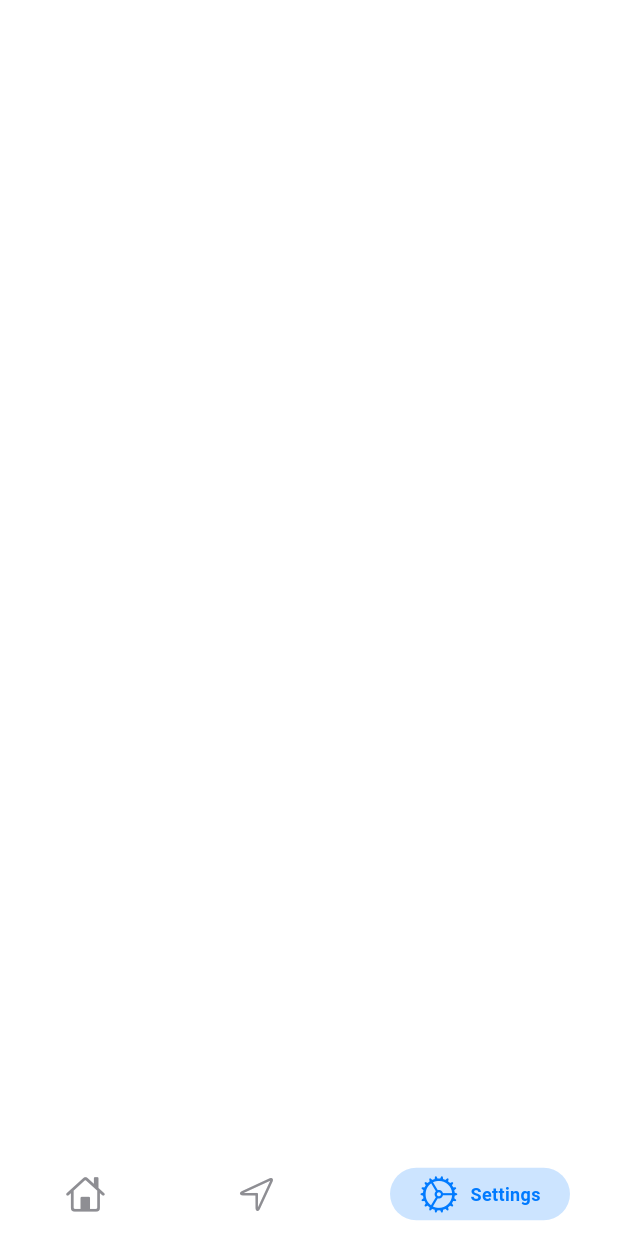
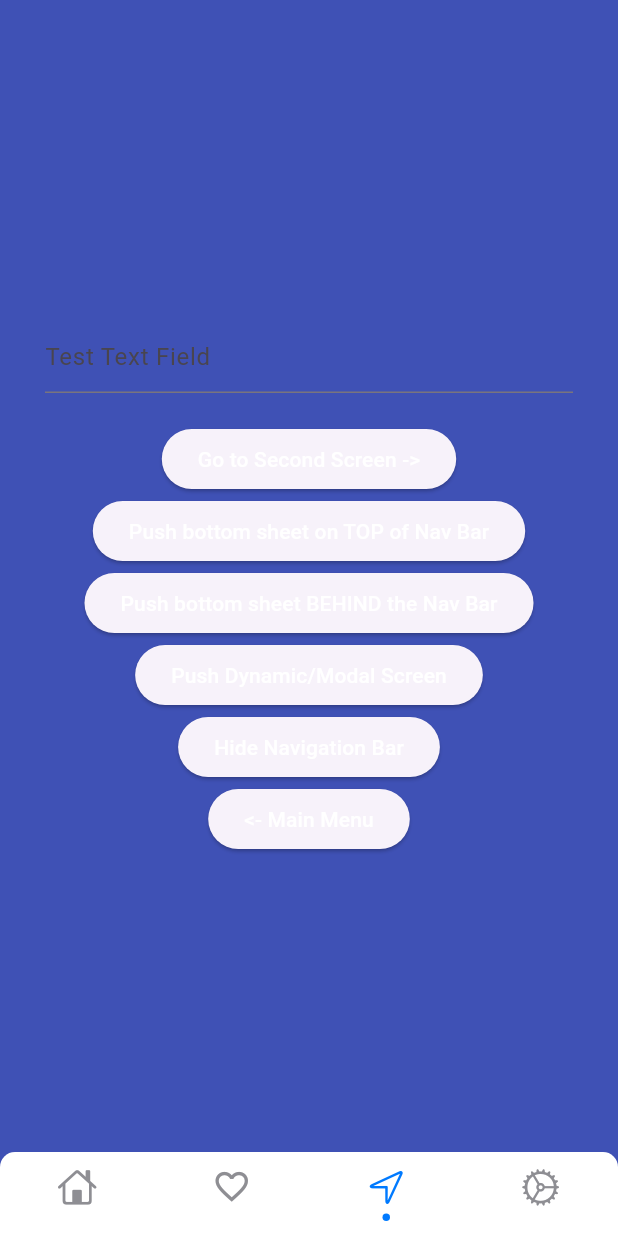
Before and after one commit to sibanjar/flutter_learn_13, a Flutter app: the screen it shows after launch, item 3 of the bottom bar chosen, on a phone screen of 412 x 824 dp. Run offline on Flutter 3.47's test engine with Material 3 defaults, Android fonts, the phone set to English and light mode, and no system bars; drawn by our look-alikes of persistent_bottom_nav_bar; our stand-ins replace animated_text_kit, connectivity_plus, data_table_2, dropdown_button2, flutter_animate, flutter_local_notifications and 6 more; missing offline and left inert: circle_list; generated files the repository leaves out were written again.

Commit message:
add main screen

```diff
--- a/lib/home_page.dart
+++ b/lib/home_page.dart
@@ -1,6 +1,7 @@
 import 'package:flutter/cupertino.dart';
 import 'package:flutter/material.dart';
 import 'package:flutter_learn_13/animate%20slider/animatedslider.dart';
+import 'package:flutter_learn_13/screen/main_screen.dart';
 import 'package:flutter_learn_13/utility/routes/route_names.dart';
 import 'package:go_router/go_router.dart';
 import 'package:persistent_bottom_nav_bar/persistent_tab_view.dart';
@@ -17,12 +18,21 @@ class MyHomePage extends StatefulWidget {
 
 class _MyHomePageState extends State<MyHomePage> {
   final _controller = PersistentTabController(initialIndex: 0);
+  late bool _hideNavBar;
+
+  @override
+  void initState() {
+    // TODO: implement initState
+    super.initState();
+    _hideNavBar = false;
+  }
   @override
   Widget build(BuildContext context) {
     return PersistentTabView(
       context,
+      hideNavigationBar: _hideNavBar,
       controller: _controller,
-      screens: _buildScreens(),
+      screens: _buildScreens(context),
       items: _navBarsItems(),
       confineInSafeArea: true,
       backgroundColor: Colors.white, // Default is Colors.white.
@@ -45,7 +55,7 @@ class _MyHomePageState extends State<MyHomePage> {
         curve: Curves.ease,
         duration: Duration(milliseconds: 200),
       ),
-      navBarStyle: NavBarStyle.style1, // Choose the nav bar style with this property.
+      navBarStyle: NavBarStyle.style12, // Choose the nav bar style with this property.
     );
     return Scaffold(
       appBar: AppBar(
@@ -113,10 +123,28 @@ class _MyHomePageState extends State<MyHomePage> {
     );
   }
 
-  List<Widget> _buildScreens() {
+  List<Widget> _buildScreens(BuildContext context) {
     return [
       const SliderExample(),
-      LoginPage(),
+      MainScreen(
+        menuScreenContext: context,
+        hideStatus: _hideNavBar,
+        onScreenHideButtonPressed: () {
+          setState(() {
+            _hideNavBar = !_hideNavBar;
+          });
+        },
+      ),
+      MainScreen(
+        menuScreenContext: context,
+        hideStatus: _hideNavBar,
+        onScreenHideButtonPressed: () {
+          setState(() {
+            _hideNavBar = !_hideNavBar;
+          });
+        },
+
+      ),
       Container(),
       // SettingsScreen()
     ];
@@ -129,18 +157,33 @@ class _MyHomePageState extends State<MyHomePage> {
         title: ("Home"),
         activeColorPrimary: CupertinoColors.activeBlue,
         inactiveColorPrimary: CupertinoColors.systemGrey,
-        // routeAndNavigatorSettings: RouteAndNavigatorSettings(
-        //   initialRoute: "/",
-        //   routes: {
-        //     "/login": (final context) => const LoginPage(),
-        //   },
-        // ),
+
+      ),
+      PersistentBottomNavBarItem(
+        icon: Icon(Icons.favorite_border),
+        title: ("Favourite"),
+        activeColorPrimary: CupertinoColors.activeBlue,
+        inactiveColorPrimary: CupertinoColors.systemGrey,
+        routeAndNavigatorSettings: RouteAndNavigatorSettings(
+          initialRoute: "/",
+          routes: {
+            RoutePathConstants.urlLauncher: (final context) => const LoginPage(),
+          },
+        ),
+          // /Navigator.of(context).popUntil(ModalRoute.withName("/"));
       ),
       PersistentBottomNavBarItem(
         icon: Icon(CupertinoIcons.location),
         title: ("Login"),
         activeColorPrimary: CupertinoColors.activeBlue,
         inactiveColorPrimary: CupertinoColors.systemGrey,
+        routeAndNavigatorSettings: RouteAndNavigatorSettings(
+          initialRoute: "/",
+          routes: {
+            RoutePathConstants.urlLauncher: (final context) => const LoginPage(),
+          },
+        ),
+          // /Navigator.of(context).popUntil(ModalRoute.withName("/"));
       ),
       PersistentBottomNavBarItem(
         icon: Icon(CupertinoIcons.settings),
--- /dev/null
+++ b/lib/screen/main_screen.dart
@@ -0,0 +1,198 @@
+import "package:flutter/material.dart";
+import "package:persistent_bottom_nav_bar/persistent_tab_view.dart";
+
+import "modal_screen.dart";
+
+
+class MainScreen extends StatelessWidget {
+  const MainScreen(
+      {super.key,
+        required this.onScreenHideButtonPressed,
+        this.hideStatus = false, required this.menuScreenContext});
+  final BuildContext menuScreenContext;
+  final VoidCallback onScreenHideButtonPressed;
+  final bool hideStatus;
+
+  @override
+  Widget build(final BuildContext context) => SingleChildScrollView(
+    child: SizedBox(
+      height: MediaQuery.of(context).size.height,
+      width: MediaQuery.of(context).size.width,
+      child: Scaffold(
+        backgroundColor: Colors.indigo,
+        body: Column(
+          mainAxisAlignment: MainAxisAlignment.center,
+          children: <Widget>[
+            const Padding(
+              padding: EdgeInsets.symmetric(horizontal: 30, vertical: 20),
+              child: TextField(
+                decoration: InputDecoration(hintText: "Test Text Field"),
+              ),
+            ),
+            Center(
+              child: ElevatedButton(
+                onPressed: () {
+                  PersistentNavBarNavigator.pushNewScreenWithRouteSettings(
+                    context,
+                    settings: const RouteSettings(name: "/home"),
+                    screen: const MainScreen2(key: Key('value'),),
+                    pageTransitionAnimation:
+                    PageTransitionAnimation.scaleRotate,
+                  );
+                },
+                child: const Text(
+                  "Go to Second Screen ->",
+                  style: TextStyle(color: Colors.white),
+                ),
+              ),
+            ),
+            Center(
+              child: ElevatedButton(
+                onPressed: () {
+                  showModalBottomSheet(
+                    context: context,
+                    backgroundColor: Colors.white,
+                    useRootNavigator: true,
+                    builder: (final context) => Center(
+                      child: ElevatedButton(
+                        onPressed: () {
+                          Navigator.pop(context);
+                        },
+                        child: const Text(
+                          "Exit",
+                          style: TextStyle(color: Colors.white),
+                        ),
+                      ),
+                    ),
+                  );
+                },
+                child: const Text(
+                  "Push bottom sheet on TOP of Nav Bar",
+                  style: TextStyle(color: Colors.white),
+                ),
+              ),
+            ),
+            Center(
+              child: ElevatedButton(
+                onPressed: () {
+                  showModalBottomSheet(
+                    context: context,
+                    backgroundColor: Colors.white,
+                    useRootNavigator: false,
+                    builder: (final context) => Center(
+                      child: ElevatedButton(
+                        onPressed: () {
+                          Navigator.pop(context);
+                        },
+                        child: const Text(
+                          "Exit",
+                          style: TextStyle(color: Colors.white),
+                        ),
+                      ),
+                    ),
+                  );
+                },
+                child: const Text(
+                  "Push bottom sheet BEHIND the Nav Bar",
+                  style: TextStyle(color: Colors.white),
+                ),
+              ),
+            ),
+            Center(
+              child: ElevatedButton(
+                onPressed: () {
+                  PersistentNavBarNavigator.pushDynamicScreen(context,
+                      screen: SampleModalScreen(), withNavBar: true);
+                },
+                child: const Text(
+                  "Push Dynamic/Modal Screen",
+                  style: TextStyle(color: Colors.white),
+                ),
+              ),
+            ),
+            Center(
+              child: ElevatedButton(
+                onPressed: onScreenHideButtonPressed,
+                child: Text(
+                  hideStatus
+                      ? "Unhide Navigation Bar"
+                      : "Hide Navigation Bar",
+                  style: const TextStyle(color: Colors.white),
+                ),
+              ),
+            ),
+            Center(
+              child: ElevatedButton(
+                onPressed: () {
+                  // Navigator.of(context).pop();
+                },
+                child: const Text(
+                  "<- Main Menu",
+                  style: TextStyle(color: Colors.white),
+                ),
+              ),
+            ),
+            const SizedBox(
+              height: 60,
+            ),
+          ],
+        ),
+      ),
+    ),
+  );
+}
+
+class MainScreen2 extends StatelessWidget {
+  const MainScreen2({super.key});
+
+  @override
+  Widget build(final BuildContext context) => Scaffold(
+    backgroundColor: Colors.teal,
+    body: Center(
+      child: Column(
+        mainAxisAlignment: MainAxisAlignment.center,
+        children: <Widget>[
+          ElevatedButton(
+            onPressed: () {
+              PersistentNavBarNavigator.pushNewScreen(context,
+                  screen: const MainScreen3(key: Key('1'),));
+            },
+            child: const Text(
+              "Go to Third Screen",
+              style: TextStyle(color: Colors.white),
+            ),
+          ),
+          ElevatedButton(
+            onPressed: () {
+              Navigator.pop(context);
+            },
+            child: const Text(
+              "Go Back to First Screen",
+              style: TextStyle(color: Colors.white),
+            ),
+          ),
+        ],
+      ),
+    ),
+  );
+}
+
+class MainScreen3 extends StatelessWidget {
+  const MainScreen3({super.key}) ;
+
+  @override
+  Widget build(final BuildContext context) => Scaffold(
+    backgroundColor: Colors.deepOrangeAccent,
+    body: Center(
+      child: ElevatedButton(
+        onPressed: () {
+          Navigator.pop(context);
+        },
+        child: const Text(
+          "Go Back to Second Screen",
+          style: TextStyle(color: Colors.white),
+        ),
+      ),
+    ),
+  );
+}
--- /dev/null
+++ b/lib/screen/modal_screen.dart
@@ -0,0 +1,70 @@
+import "package:flutter/material.dart";
+
+class SampleModalScreen extends ModalRoute<void> {
+  SampleModalScreen();
+
+  @override
+  Duration get transitionDuration => const Duration(milliseconds: 500);
+
+  @override
+  bool get opaque => false;
+
+  @override
+  bool get barrierDismissible => false;
+
+  @override
+  Color get barrierColor => Colors.black.withOpacity(0.5);
+
+  @override
+  String? get barrierLabel => null;
+
+  @override
+  bool get maintainState => true;
+
+  @override
+  Widget buildPage(
+      final BuildContext context,
+      final Animation<double> animation,
+      final Animation<double> secondaryAnimation,
+      // This makes sure that text and other content follows the material style
+      ) =>
+      Material(
+        type: MaterialType.transparency,
+        // make sure that the overlay content is not cut off
+        child: SafeArea(
+          child: _buildOverlayContent(context),
+        ),
+      );
+
+  Widget _buildOverlayContent(final BuildContext context) => Container(
+    height: MediaQuery.of(context).size.height * 0.3,
+    width: MediaQuery.of(context).size.width * 0.3,
+    margin: const EdgeInsets.all(30),
+    padding: const EdgeInsets.symmetric(horizontal: 30),
+    color: Colors.amber,
+    child: Column(
+      mainAxisAlignment: MainAxisAlignment.center,
+      children: <Widget>[
+        const Text(
+          "This is a modal screen",
+          textAlign: TextAlign.center,
+          style: TextStyle(
+            color: Colors.black,
+            fontSize: 26,
+          ),
+        ),
+        Center(
+          child: ElevatedButton(
+            onPressed: () {
+              Navigator.pop(context);
+            },
+            child: const Text(
+              "Return",
+              style: TextStyle(color: Colors.white),
+            ),
+          ),
+        ),
+      ],
+    ),
+  );
+}
```
